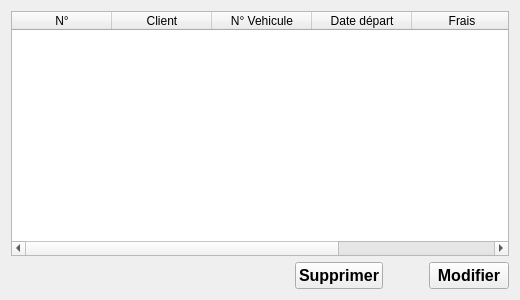
Before: the Qt Designer form src/views/BookingList/BookingListView.ui in DinaTolotra/QReservation, drawn with Qt 5.
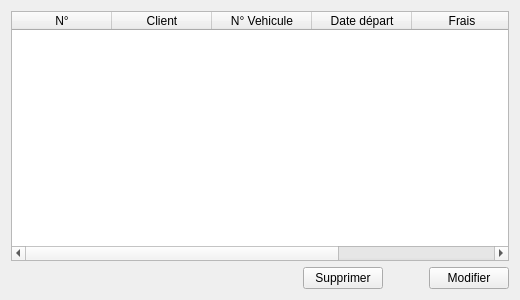
After: the same form once the commit is applied. Icons and pictures are not drawn.

```diff
--- a/src/views/BookingList/BookingListView.ui
+++ b/src/views/BookingList/BookingListView.ui
@@ -77,12 +77,6 @@
      </item>
      <item>
       <widget class="QPushButton" name="delBtn">
-       <property name="font">
-        <font>
-         <pointsize>12</pointsize>
-         <bold>true</bold>
-        </font>
-       </property>
        <property name="text">
         <string>Supprimer</string>
        </property>
@@ -110,12 +104,6 @@
      </item>
      <item>
       <widget class="QPushButton" name="modifBtn">
-       <property name="font">
-        <font>
-         <pointsize>12</pointsize>
-         <bold>true</bold>
-        </font>
-       </property>
        <property name="text">
         <string>Modifier</string>
        </property>
```
Left out of the diff: 4 changed lines with no effect on the pictures.
